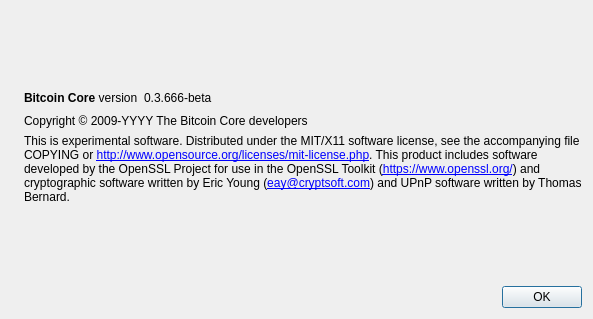
The window that src/qt/forms/aboutdialog.ui (raffermeko/bitcoin) describes before a commit, drawn with Qt 5.
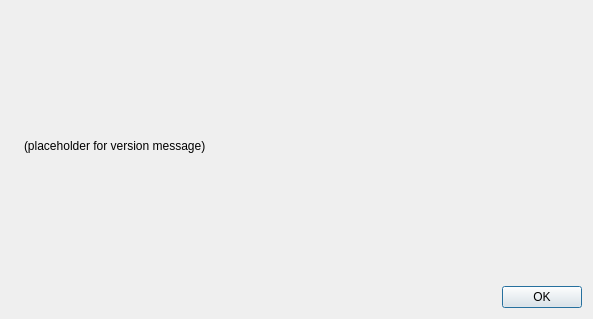
The same window after the commit. Icons and pictures are not drawn.

Commit message:
Add 'about' information to `-version` output
Adds a copyright and attribution message to the `-version` output
(the same as shown in the About dialog in the GUI).

Move the message to a function LicenseInfo in init.cpp.

Diff of the .ui file:
```diff
--- a/src/qt/forms/aboutdialog.ui
+++ b/src/qt/forms/aboutdialog.ui
@@ -43,76 +43,14 @@
       </spacer>
      </item>
      <item>
-      <layout class="QHBoxLayout" name="horizontalLayout">
-       <item>
-        <widget class="QLabel" name="label">
-         <property name="cursor">
-          <cursorShape>IBeamCursor</cursorShape>
-         </property>
-         <property name="text">
-          <string>&lt;b&gt;Bitcoin Core&lt;/b&gt; version</string>
-         </property>
-         <property name="textInteractionFlags">
-          <set>Qt::LinksAccessibleByMouse|Qt::TextSelectableByKeyboard|Qt::TextSelectableByMouse</set>
-         </property>
-        </widget>
-       </item>
-       <item>
-        <widget class="QLabel" name="versionLabel">
-         <property name="cursor">
-          <cursorShape>IBeamCursor</cursorShape>
-         </property>
-         <property name="text">
-          <string notr="true">0.3.666-beta</string>
-         </property>
-         <property name="textInteractionFlags">
-          <set>Qt::LinksAccessibleByMouse|Qt::TextSelectableByKeyboard|Qt::TextSelectableByMouse</set>
-         </property>
-        </widget>
-       </item>
-       <item>
-        <spacer name="horizontalSpacer">
-         <property name="orientation">
-          <enum>Qt::Horizontal</enum>
-         </property>
-         <property name="sizeHint" stdset="0">
-          <size>
-           <width>40</width>
-           <height>20</height>
-          </size>
-         </property>
-        </spacer>
-       </item>
-      </layout>
-     </item>
-     <item>
-      <widget class="QLabel" name="copyrightLabel">
+      <widget class="QLabel" name="versionLabel">
        <property name="cursor">
         <cursorShape>IBeamCursor</cursorShape>
        </property>
        <property name="text">
-        <string notr="true">Copyright &amp;copy; 2009-YYYY The Bitcoin Core developers</string>
-       </property>
-       <property name="textFormat">
-        <enum>Qt::RichText</enum>
-       </property>
-       <property name="textInteractionFlags">
-        <set>Qt::LinksAccessibleByMouse|Qt::TextSelectableByKeyboard|Qt::TextSelectableByMouse</set>
-       </property>
-      </widget>
-     </item>
-     <item>
-      <widget class="QLabel" name="label_2">
-       <property name="cursor">
-        <cursorShape>IBeamCursor</cursorShape>
-       </property>
-       <property name="text">
-        <string>
-This is experimental software.
-
-Distributed under the MIT/X11 software license, see the accompanying file COPYING or &lt;a href=&quot;http://www.opensource.org/licenses/mit-license.php&quot;&gt;http://www.opensource.org/licenses/mit-license.php&lt;/a&gt;.
-
-This product includes software developed by the OpenSSL Project for use in the OpenSSL Toolkit (&lt;a href=&quot;https://www.openssl.org/&quot;&gt;https://www.openssl.org/&lt;/a&gt;) and cryptographic software written by Eric Young (&lt;a href=&quot;mailto:eay@cryptsoft.com&quot;&gt;eay@cryptsoft.com&lt;/a&gt;) and UPnP software written by Thomas Bernard.</string>
+        <string notr="true">
+(placeholder for version message)
+        </string>
        </property>
        <property name="textFormat">
         <enum>Qt::RichText</enum>
```
The commit also changes 4 other files.
